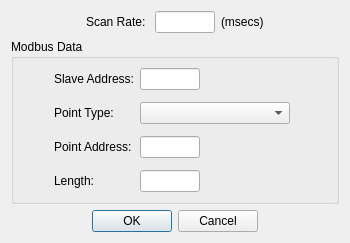
This is modscan64/dialogdisplaydefinition.ui in sanny32/OpenModScan as Qt 5 draws it before an edit. The edited form follows.
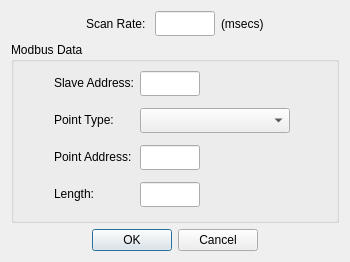
This is the edited form. Custom widgets are drawn as their Qt base class.

Diff of the .ui file:
```diff
--- a/modscan64/dialogdisplaydefinition.ui
+++ b/modscan64/dialogdisplaydefinition.ui
@@ -7,7 +7,7 @@
     <x>0</x>
     <y>0</y>
     <width>350</width>
-    <height>238</height>
+    <height>262</height>
    </rect>
   </property>
   <property name="windowTitle">
@@ -44,6 +44,12 @@
          <verstretch>0</verstretch>
         </sizepolicy>
        </property>
+       <property name="minimumSize">
+        <size>
+         <width>0</width>
+         <height>25</height>
+        </size>
+       </property>
        <property name="maximumSize">
         <size>
          <width>60</width>
@@ -107,6 +113,12 @@
           <verstretch>0</verstretch>
          </sizepolicy>
         </property>
+        <property name="minimumSize">
+         <size>
+          <width>0</width>
+          <height>25</height>
+         </size>
+        </property>
         <property name="maximumSize">
          <size>
           <width>60</width>
@@ -133,7 +145,7 @@
         <property name="minimumSize">
          <size>
           <width>150</width>
-          <height>0</height>
+          <height>25</height>
          </size>
         </property>
        </widget>
@@ -153,6 +165,12 @@
           <verstretch>0</verstretch>
          </sizepolicy>
         </property>
+        <property name="minimumSize">
+         <size>
+          <width>0</width>
+          <height>25</height>
+         </size>
+        </property>
         <property name="maximumSize">
          <size>
           <width>60</width>
@@ -176,6 +194,12 @@
           <verstretch>0</verstretch>
          </sizepolicy>
         </property>
+        <property name="minimumSize">
+         <size>
+          <width>0</width>
+          <height>25</height>
+         </size>
+        </property>
         <property name="maximumSize">
          <size>
           <width>60</width>
```
